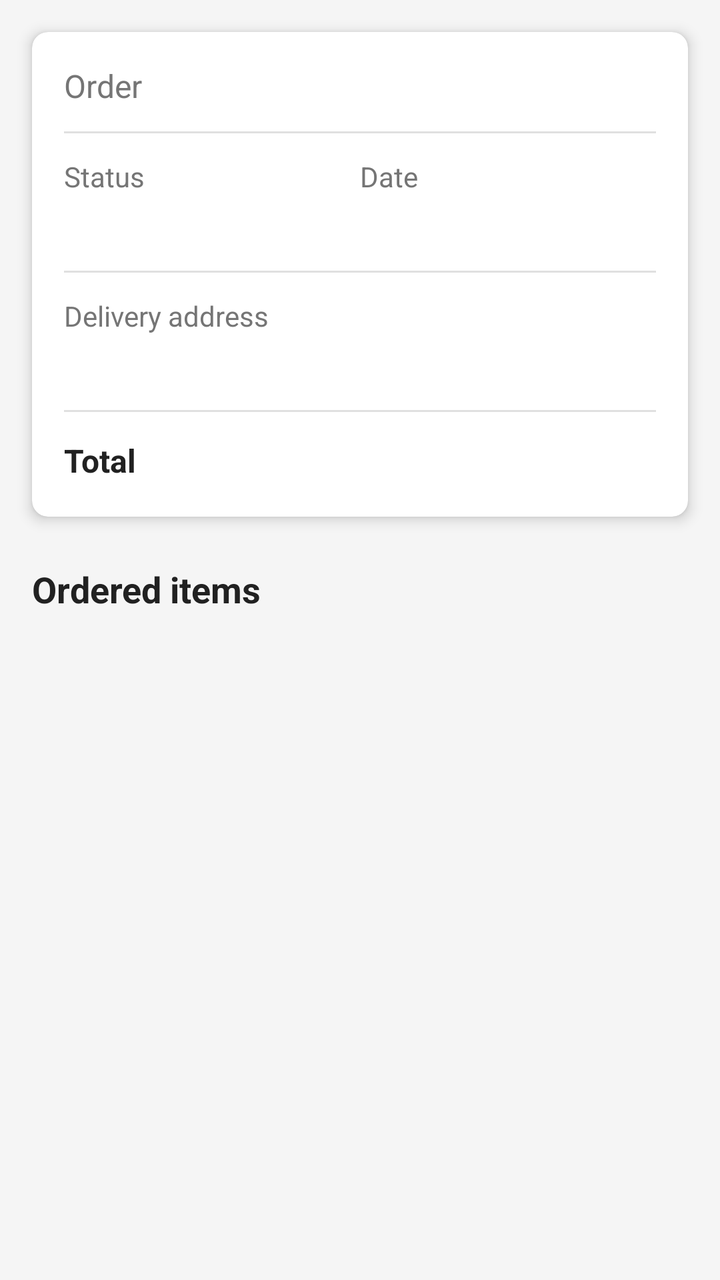
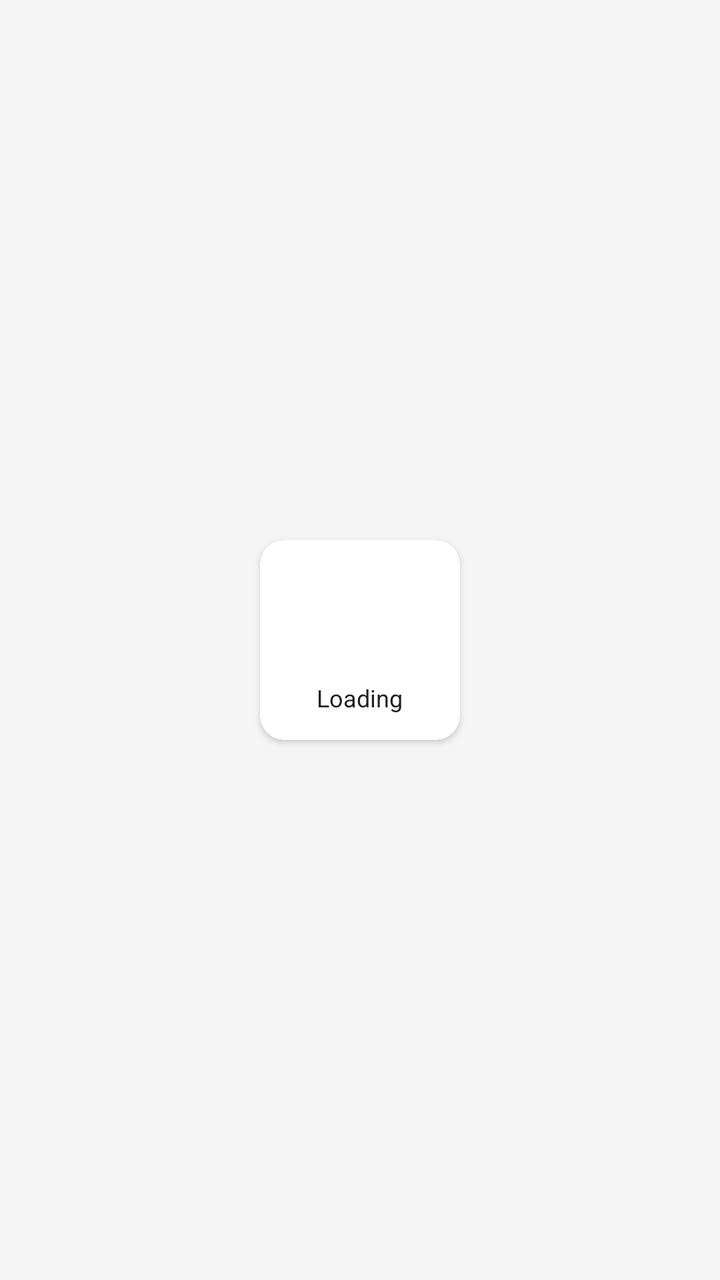

An Android layout rendered at two revisions. The XML below is the earlier revision; the diff shows what the commit changed to produce the second picture.
<!-- AndroidManifest.xml: application theme Theme.Clm_iot2 -->
<!-- res/layout/fragment_single_order.xml -->
<?xml version="1.0" encoding="utf-8"?>
<androidx.coordinatorlayout.widget.CoordinatorLayout
        xmlns:android="http://schemas.android.com/apk/res/android"
        xmlns:app="http://schemas.android.com/apk/res-auto"
        android:layout_width="match_parent"
        android:layout_height="match_parent"
        android:background="@color/background_color">

    <com.google.android.material.appbar.AppBarLayout
            android:layout_width="match_parent"
            android:layout_height="wrap_content"/>


    <androidx.core.widget.NestedScrollView
            android:layout_width="match_parent"
            android:layout_height="match_parent"
            app:layout_behavior="@string/appbar_scrolling_view_behavior">

        <LinearLayout
                android:layout_width="match_parent"
                android:layout_height="wrap_content"
                android:orientation="vertical">

            
            <com.google.android.material.card.MaterialCardView
                    android:layout_width="match_parent"
                    android:layout_height="wrap_content"
                    android:layout_margin="16dp"
                    app:cardCornerRadius="8dp"
                    app:cardElevation="4dp">

                <LinearLayout
                        android:layout_width="match_parent"
                        android:layout_height="wrap_content"
                        android:orientation="vertical"
                        android:padding="16dp">

                    <LinearLayout
                            android:layout_width="match_parent"
                            android:layout_height="wrap_content"
                            android:orientation="horizontal"
                            android:gravity="center_vertical">

                        <TextView
                                android:layout_width="0dp"
                                android:layout_height="wrap_content"
                                android:layout_weight="1"
                                android:text="@string/order_text"
                                android:textSize="16sp"
                                android:textColor="@color/secondary_text_color"/>

                        <TextView
                                android:id="@+id/orderId"
                                android:layout_width="wrap_content"
                                android:layout_height="wrap_content"
                                android:textSize="16sp"
                                android:textStyle="bold"
                                android:textColor="@color/primary_text_color"/>
                    </LinearLayout>

                    <View
                            android:layout_width="match_parent"
                            android:layout_height="1dp"
                            android:layout_marginTop="12dp"
                            android:layout_marginBottom="12dp"
                            android:background="@color/divider_color"/>

                    <LinearLayout
                            android:layout_width="match_parent"
                            android:layout_height="wrap_content"
                            android:orientation="horizontal">

                        <LinearLayout
                                android:layout_width="0dp"
                                android:layout_height="wrap_content"
                                android:layout_weight="1"
                                android:orientation="vertical">

                            <TextView
                                    android:layout_width="wrap_content"
                                    android:layout_height="wrap_content"
                                    android:text="@string/status_text"
                                    android:textSize="14sp"
                                    android:textColor="@color/secondary_text_color"/>

                            <TextView
                                    android:id="@+id/orderStatus"
                                    android:layout_width="wrap_content"
                                    android:layout_height="wrap_content"
                                    android:layout_marginTop="4dp"
                                    android:textSize="16sp"
                                    android:textColor="@color/primary_text_color"/>
                        </LinearLayout>

                        <LinearLayout
                                android:layout_width="0dp"
                                android:layout_height="wrap_content"
                                android:layout_weight="1"
                                android:orientation="vertical">

                            <TextView
                                    android:layout_width="wrap_content"
                                    android:layout_height="wrap_content"
                                    android:text="@string/date_text"
                                    android:textSize="14sp"
                                    android:textColor="@color/secondary_text_color"/>

                            <TextView
                                    android:id="@+id/orderDate"
                                    android:layout_width="wrap_content"
                                    android:layout_height="wrap_content"
                                    android:layout_marginTop="4dp"
                                    android:textSize="16sp"
                                    android:textColor="@color/primary_text_color"/>
                        </LinearLayout>
                    </LinearLayout>

                    <View
                            android:layout_width="match_parent"
                            android:layout_height="1dp"
                            android:layout_marginTop="12dp"
                            android:layout_marginBottom="12dp"
                            android:background="@color/divider_color"/>

                    <LinearLayout
                            android:layout_width="match_parent"
                            android:layout_height="wrap_content"
                            android:orientation="vertical">

                        <TextView
                                android:layout_width="wrap_content"
                                android:layout_height="wrap_content"
                                android:text="@string/delivery_address"
                                android:textSize="14sp"
                                android:textColor="@color/secondary_text_color"/>

                        <TextView
                                android:id="@+id/orderAddress"
                                android:layout_width="wrap_content"
                                android:layout_height="wrap_content"
                                android:layout_marginTop="4dp"
                                android:textSize="16sp"
                                android:textColor="@color/primary_text_color"/>
                    </LinearLayout>

                    <View
                            android:layout_width="match_parent"
                            android:layout_height="1dp"
                            android:layout_marginTop="12dp"
                            android:layout_marginBottom="12dp"
                            android:background="@color/divider_color"/>

                    <LinearLayout
                            android:layout_width="match_parent"
                            android:layout_height="wrap_content"
                            android:orientation="horizontal"
                            android:gravity="center_vertical">

                        <TextView
                                android:layout_width="0dp"
                                android:layout_height="wrap_content"
                                android:layout_weight="1"
                                android:text="@string/total_text"
                                android:textSize="16sp"
                                android:textStyle="bold"
                                android:textColor="@color/primary_text_color"/>

                        <TextView
                                android:id="@+id/orderTotal"
                                android:layout_width="wrap_content"
                                android:layout_height="wrap_content"
                                android:textSize="18sp"
                                android:textStyle="bold"
                                android:textColor="@color/accent_color"/>
                    </LinearLayout>
                </LinearLayout>
            </com.google.android.material.card.MaterialCardView>

            
            <TextView
                    android:layout_width="match_parent"
                    android:layout_height="wrap_content"
                    android:layout_marginStart="16dp"
                    android:layout_marginEnd="16dp"
                    android:layout_marginTop="8dp"
                    android:text="@string/ordered_items"
                    android:textSize="18sp"
                    android:textStyle="bold"
                    android:textColor="@color/primary_text_color"/>

            
            <android.widget.ProgressBar
                    android:id="@+id/productLoadingProgressBar"
                    android:layout_width="wrap_content"
                    android:layout_height="wrap_content"
                    android:layout_gravity="center"
                    android:visibility="gone"
                    android:indeterminate="true"/>


            
            <androidx.recyclerview.widget.RecyclerView
                    android:id="@+id/orderProductsList"
                    android:layout_width="match_parent"
                    android:layout_height="wrap_content"
                    android:layout_marginTop="8dp"
                    android:layout_marginBottom="16dp"
                    android:nestedScrollingEnabled="false"/>

        </LinearLayout>
    </androidx.core.widget.NestedScrollView>
</androidx.coordinatorlayout.widget.CoordinatorLayout>
<!-- resources referenced by this layout -->
<resources>
  <color name="accent_color">#FF5722</color>
  <color name="background_color">#F5F5F5</color>
  <color name="divider_color">#E0E0E0</color>
  <color name="primary_text_color">#212121</color>
  <color name="secondary_text_color">#757575</color>
  <string name="date_text">Date</string>
  <string name="delivery_address">Delivery address</string>
  <string name="order_text">Order</string>
  <string name="ordered_items">Ordered items</string>
  <string name="status_text">Status</string>
  <string name="total_text">Total</string>
  <style name="Theme.Clm_iot2" parent="Theme.MaterialComponents.DayNight.DarkActionBar">
          
          <item name="colorPrimary">@color/purple_500</item>
          <item name="colorPrimaryVariant">@color/purple_700</item>
          <item name="colorOnPrimary">@color/white</item>
          
          <item name="colorSecondary">@color/teal_200</item>
          <item name="colorSecondaryVariant">@color/teal_700</item>
          <item name="colorOnSecondary">@color/black</item>
          
          <item name="android:statusBarColor">?attr/colorPrimaryVariant</item>
          
      </style>
  <color name="purple_500">#FF6200EE</color>
  <color name="purple_700">#FF3700B3</color>
  <color name="white">#FFFFFF</color>
  <color name="teal_200">#FF03DAC5</color>
  <color name="teal_700">#FF018786</color>
  <color name="black">#000000</color>
</resources>

<!-- the commit's change to res/layout/fragment_single_order.xml (unified diff, before → after) -->
@@ -12,9 +12,12 @@
 
 
     <androidx.core.widget.NestedScrollView
+            android:id="@+id/mainContent"
             android:layout_width="match_parent"
             android:layout_height="match_parent"
-            app:layout_behavior="@string/appbar_scrolling_view_behavior">
+            app:layout_behavior="@string/appbar_scrolling_view_behavior"
+            android:visibility="gone"> 
+
 
         <LinearLayout
                 android:layout_width="match_parent"
@@ -173,7 +176,17 @@
                                 android:textStyle="bold"
                                 android:textColor="@color/accent_color"/>
                     </LinearLayout>
+
+                    <com.google.android.material.button.MaterialButton
+                            android:id="@+id/btnCancelOrder"
+                            android:layout_width="match_parent"
+                            android:layout_height="wrap_content"
+                            android:layout_marginTop="16dp"
+                            android:text="@string/cancel_order"
+                            android:backgroundTint="@color/cancel_button_color"
+                            app:cornerRadius="8dp"/>
                 </LinearLayout>
+
             </com.google.android.material.card.MaterialCardView>
 
             
@@ -189,16 +202,6 @@
                     android:textColor="@color/primary_text_color"/>
 
             
-            <android.widget.ProgressBar
-                    android:id="@+id/productLoadingProgressBar"
-                    android:layout_width="wrap_content"
-                    android:layout_height="wrap_content"
-                    android:layout_gravity="center"
-                    android:visibility="gone"
-                    android:indeterminate="true"/>
-
-
-            
             <androidx.recyclerview.widget.RecyclerView
                     android:id="@+id/orderProductsList"
                     android:layout_width="match_parent"
@@ -209,4 +212,41 @@
 
         </LinearLayout>
     </androidx.core.widget.NestedScrollView>
+    
+    <androidx.cardview.widget.CardView
+            android:id="@+id/singleOrderLoadingCard"
+            android:layout_width="100dp"
+            android:layout_height="100dp"
+            android:elevation="8dp"
+            app:cardBackgroundColor="@color/white"
+            app:cardCornerRadius="12dp"
+            android:layout_gravity="center"
+            app:layout_constraintBottom_toBottomOf="parent"
+            app:layout_constraintEnd_toEndOf="parent"
+            app:layout_constraintStart_toStartOf="parent"
+            app:layout_constraintTop_toTopOf="parent">
+
+        <LinearLayout
+                android:layout_width="match_parent"
+                android:layout_height="match_parent"
+                android:gravity="center"
+                android:orientation="vertical">
+
+            <ProgressBar
+                    android:id="@+id/singleOrderLoadingProgressBar"
+                    android:layout_width="50dp"
+                    android:layout_height="50dp"
+                    android:indeterminate="true"
+                    android:indeterminateTint="@color/accent_color" />
+
+            <TextView
+                    android:layout_width="wrap_content"
+                    android:layout_height="wrap_content"
+                    android:layout_marginTop="8dp"
+                    android:text="@string/loading"
+                    android:textColor="@color/primary_text_color"
+                    android:textSize="12sp" />
+        </LinearLayout>
+    </androidx.cardview.widget.CardView>
+
 </androidx.coordinatorlayout.widget.CoordinatorLayout>
<!-- resource entries referenced after the edit -->
@@ -2,11 +2,13 @@
 <resources>
   <color name="accent_color">#FF5722</color>
   <color name="background_color">#F5F5F5</color>
+  <color name="cancel_button_color">#E53935</color>
   <color name="divider_color">#E0E0E0</color>
   <color name="primary_text_color">#212121</color>
   <color name="secondary_text_color">#757575</color>
   <string name="date_text">Date</string>
   <string name="delivery_address">Delivery address</string>
+  <string name="loading">Loading</string>
   <string name="order_text">Order</string>
   <string name="ordered_items">Ordered items</string>
   <string name="status_text">Status</string>
@@ -27,6 +29,7 @@
   <color name="purple_500">#FF6200EE</color>
   <color name="purple_700">#FF3700B3</color>
   <color name="white">#FFFFFF</color>
+  <string name="cancel_order">Annuler la commande</string>
   <color name="teal_200">#FF03DAC5</color>
   <color name="teal_700">#FF018786</color>
   <color name="black">#000000</color>
